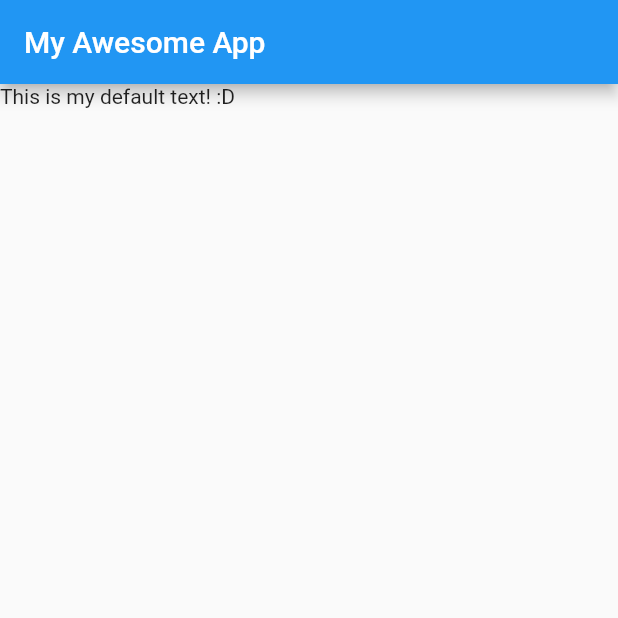
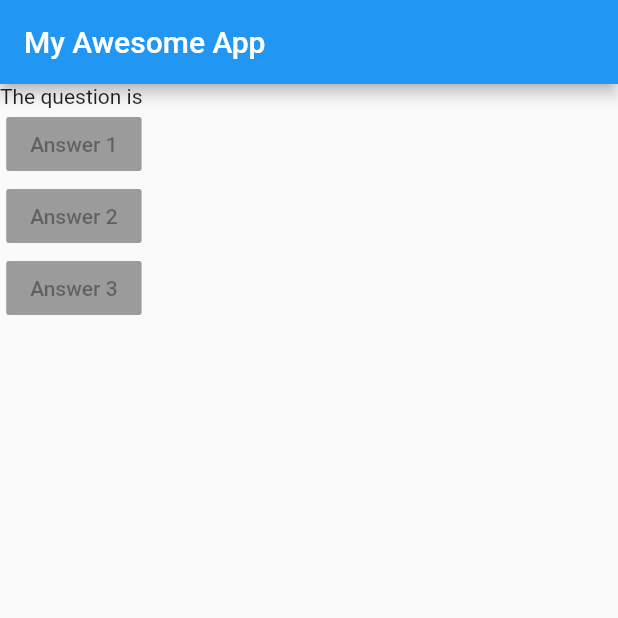
Before and after one commit to DevZenPro/flutter-personality-quiz-app, a Flutter app: the screen it shows after launch, on a phone screen of 412 x 824 dp, the top half of it. Run offline on Flutter 3.47's test engine with Material 2 defaults, Android fonts, the phone set to English and light mode, and no system bars.

Commit message:
Created three raised buttons widget and set onPressed to null

```diff
--- a/lib/main.dart
+++ b/lib/main.dart
@@ -8,7 +8,27 @@ class MyApp extends StatelessWidget {
     return MaterialApp(
       home: Scaffold(
         appBar: AppBar(title: Text('My Awesome App')),
-        body: Text('This is my default text! :D'),
+        body: Column(children: [
+          Text('The question is '),
+          RaisedButton(
+            child: Text(
+              'Answer 1',
+            ),
+            onPressed: null
+          ),
+          RaisedButton(
+            child: Text(
+              'Answer 2',
+            ),
+            onPressed: null,
+          ),
+          RaisedButton(
+            child: Text(
+              'Answer 3',
+            ),
+            onPressed: null,
+          ),
+        ]),
       ),
     );
   }
```
